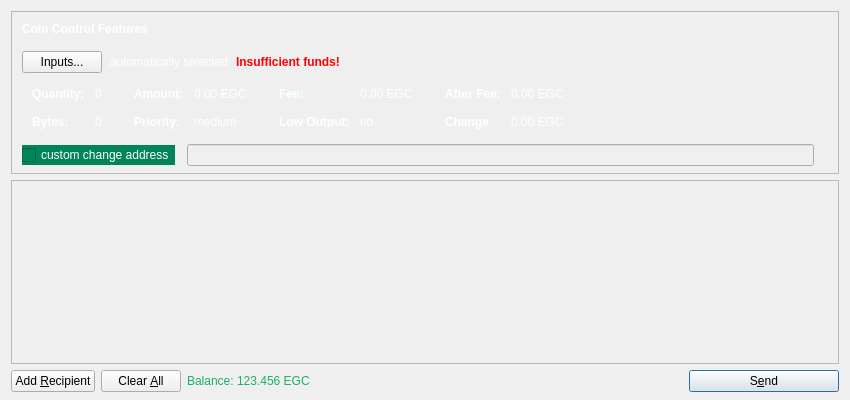
EverGreenCoinDev/EverGreenCoin, file src/qt/forms/sendcoinsdialog.ui: the form before one commit.
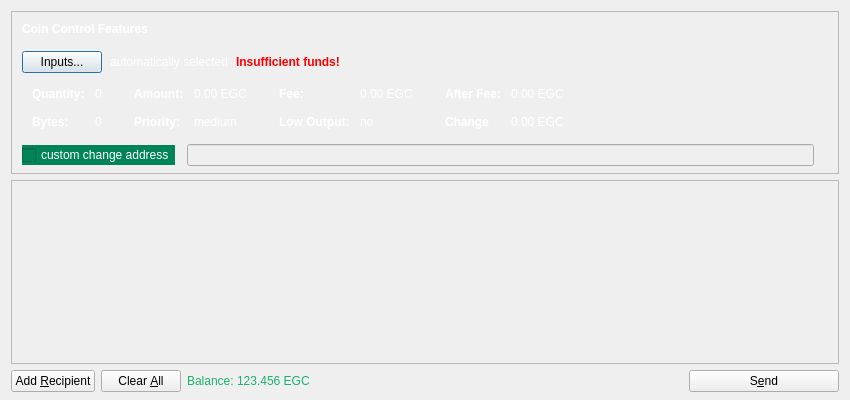
The form after the commit. Icons and pictures are not drawn.

Commit message: Remove send button auto default. On Windows, the auto focusing of the default button 'steals' the mouse and places it over the send button. This is undesirable because no data has been entered for the send initially, leaving the user to drag the mouse back to enter the data. This also spills into the receive widget and the charity widget, 'stealing' the mouse and placing it where there is not even a button. This seems to only effect Windows focusing. Further testing will be needed with Windows builds.

What changed in the file:
```diff
--- a/src/qt/forms/sendcoinsdialog.ui
+++ b/src/qt/forms/sendcoinsdialog.ui
@@ -1596,8 +1596,11 @@
         <iconset resource="../bitcoin.qrc">
          <normaloff>:/icons/send</normaloff>:/icons/send</iconset>
        </property>
+       <property name="autoDefault">
+        <bool>false</bool>
+       </property>
        <property name="default">
-        <bool>true</bool>
+        <bool>false</bool>
        </property>
       </widget>
      </item>
```
Left out of the diff: 2 changed lines with no effect on the pictures. The commit also changes 1 other file.
